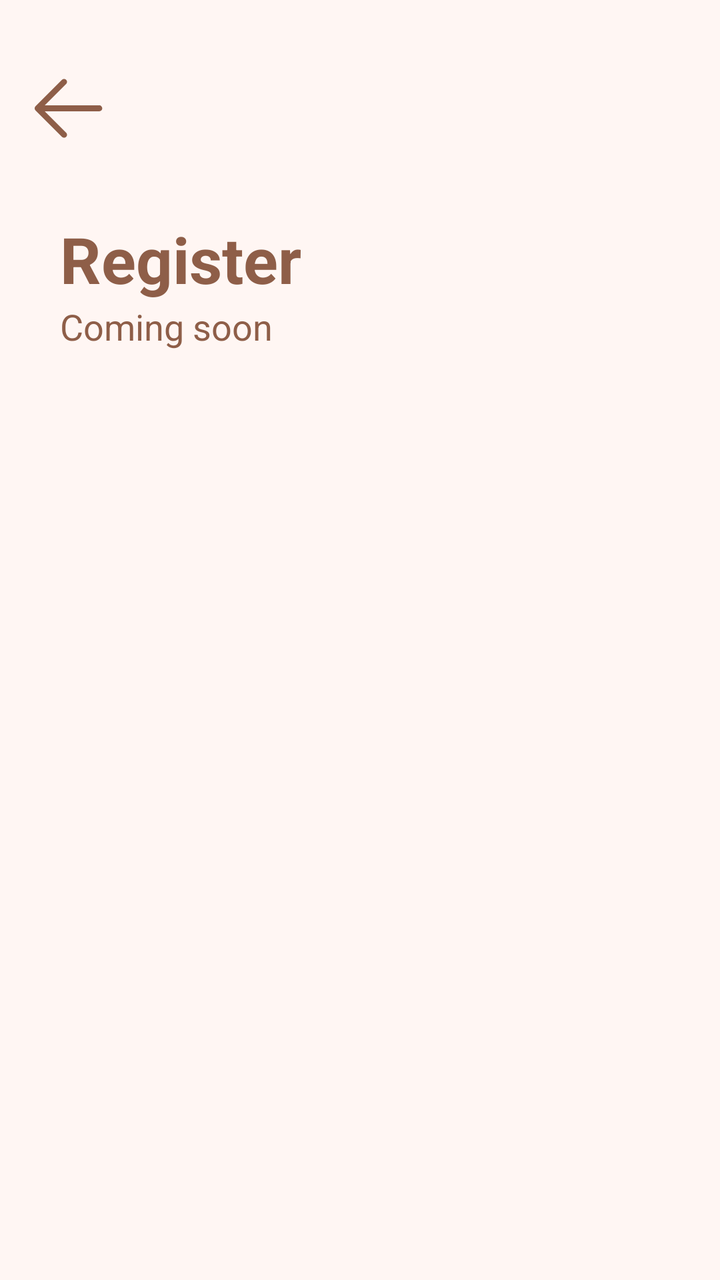
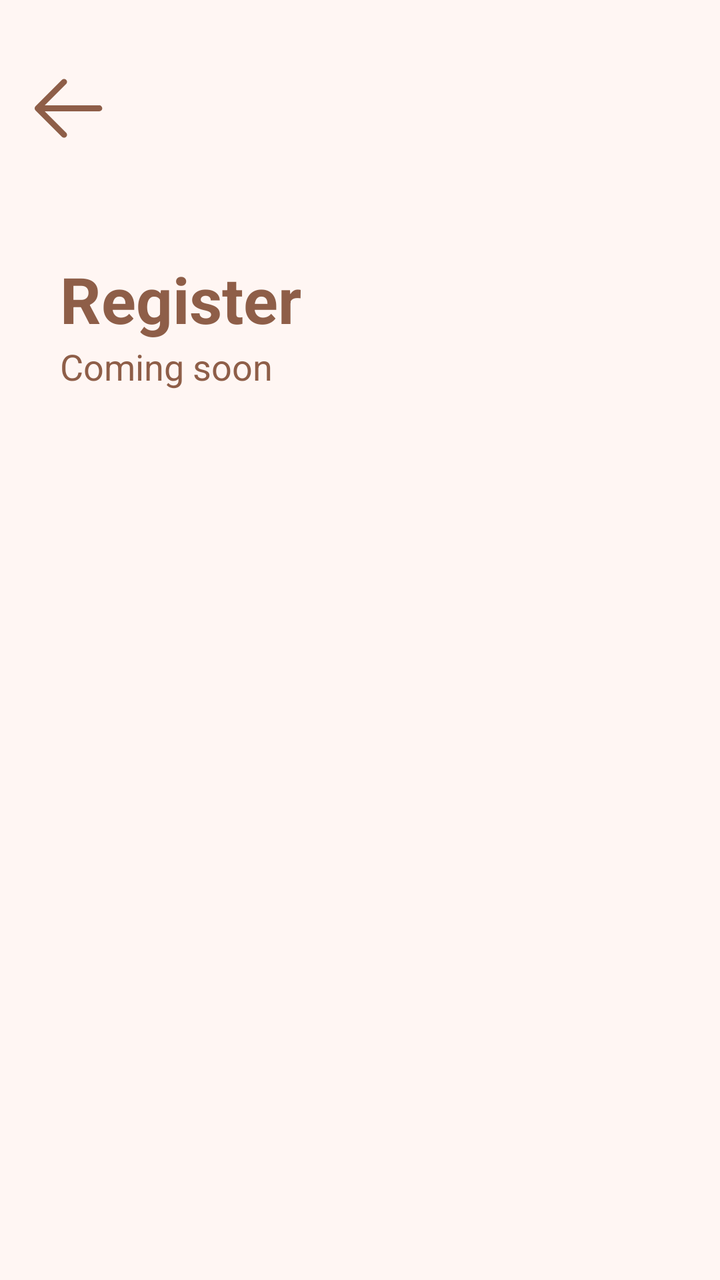

Before-and-after screenshots of an Android layout around one commit, followed by the original layout XML and the change that was made.
<!-- AndroidManifest.xml: application theme Theme.RahmatBakery -->
<!-- res/layout/activity_register.xml -->
<?xml version="1.0" encoding="utf-8"?>
<LinearLayout xmlns:android="http://schemas.android.com/apk/res/android"
    xmlns:app="http://schemas.android.com/apk/res-auto"
    xmlns:tools="http://schemas.android.com/tools"
    android:id="@+id/main"
    android:layout_width="match_parent"
    android:layout_height="match_parent"
    tools:context=".RegisterActivity"
    android:orientation="vertical"
    android:background="@color/background"
    android:paddingTop="30dp"
    >

    <ImageButton
        android:id="@+id/back"
        android:layout_width="wrap_content"
        android:layout_height="48dp"
        android:contentDescription="TODO"
        android:src="@drawable/back"
        android:paddingHorizontal="10dp"
        android:background="@android:color/transparent"
        />


    <TextView
        android:layout_width="wrap_content"
        android:layout_height="wrap_content"
        android:textColor="@color/primary"
        android:text="Register"
        android:textStyle="bold"
        android:paddingHorizontal="30dp"
        android:textSize="32sp"
        android:layout_marginTop="30dp"
        />
    <TextView
        android:layout_width="wrap_content"
        android:layout_height="wrap_content"
        android:textColor="@color/primary"
        android:text="@string/deskRegis"
        android:textSize="18sp"
        android:layout_marginBottom="25dp"
        android:paddingHorizontal="30dp"
        />
    



    <androidx.cardview.widget.CardView
        android:id="@+id/cardRegis"
        android:layout_width="match_parent"
        android:layout_height="match_parent"
        android:layout_marginTop="50dp"
        android:backgroundTint="@android:color/transparent"
        app:cardElevation="8dp"
        android:translationY="200dp"
        android:alpha="0"
        >


    <LinearLayout
        android:background="@drawable/card_login_reg"
        android:gravity="center"
        android:layout_width="match_parent"
        android:layout_height="match_parent"
        android:orientation="vertical"
        android:paddingHorizontal="30dp">

        <EditText
            android:layout_width="match_parent"
            android:layout_height="wrap_content"
            android:hint="Masukkan Email"
            android:textColor="@color/primary"
            android:background="@drawable/input_rounded"
            android:textColorHint="@color/primary"
            />
        <EditText
            android:textColorHint="@color/primary"
            android:layout_marginTop="10dp"
            android:layout_width="match_parent"
            android:layout_height="wrap_content"
            android:hint="Masukkan Password"
            android:textColor="@color/primary"
            android:background="@drawable/input_rounded"
            />
        <Button
            android:layout_marginTop="30dp"
            android:layout_width="match_parent"
            android:layout_height="wrap_content"
            android:textColor="@color/background"
            android:text="Register"
            android:textSize="18sp"
            />
        <TextView
            android:id="@+id/keLogin"
            android:layout_marginTop="5sp"
            android:layout_width="match_parent"
            android:layout_height="wrap_content"
            android:textColor="@color/primary"
            android:text="Sudah punya akun? Login"
            android:textAlignment="center"/>

    </LinearLayout>
    </androidx.cardview.widget.CardView>

    
</LinearLayout>
<!-- resources referenced by this layout -->
<resources>
  <color name="background">#FFF6F3</color>
  <color name="primary">#8E5E48</color>
  <!-- drawable back (drawable) -->
  <vector xmlns:android="http://schemas.android.com/apk/res/android"
      android:width="47dp"
      android:height="47dp"
      android:viewportWidth="47"
      android:viewportHeight="47">
    <path
        android:pathData="M10.281,22.031H39.656C40.046,22.031 40.419,22.186 40.695,22.461C40.97,22.737 41.125,23.111 41.125,23.5C41.125,23.889 40.97,24.263 40.695,24.539C40.419,24.814 40.046,24.969 39.656,24.969H10.281C9.892,24.969 9.518,24.814 9.243,24.539C8.967,24.263 8.813,23.889 8.813,23.5C8.813,23.111 8.967,22.737 9.243,22.461C9.518,22.186 9.892,22.031 10.281,22.031Z"
        android:fillColor="@color/primary"/>
    <path
        android:pathData="M10.889,23.5L23.071,35.679C23.347,35.955 23.502,36.329 23.502,36.719C23.502,37.109 23.347,37.483 23.071,37.758C22.795,38.034 22.421,38.189 22.031,38.189C21.641,38.189 21.267,38.034 20.991,37.758L7.773,24.54C7.636,24.403 7.527,24.241 7.453,24.063C7.379,23.884 7.341,23.693 7.341,23.5C7.341,23.307 7.379,23.115 7.453,22.937C7.527,22.758 7.636,22.597 7.773,22.46L20.991,9.241C21.267,8.965 21.641,8.811 22.031,8.811C22.421,8.811 22.795,8.965 23.071,9.241C23.347,9.517 23.502,9.891 23.502,10.281C23.502,10.671 23.347,11.045 23.071,11.321L10.889,23.5Z"
        android:fillColor="@color/primary"/>
  </vector>
  <!-- drawable card_login_reg (drawable) -->
  <?xml version="1.0" encoding="utf-8"?>
  <shape xmlns:android="http://schemas.android.com/apk/res/android">
      <solid android:color="@color/card_light_bg" />
  
      <padding android:left="10dp" android:top="10dp" android:right="10dp" android:bottom="10dp" />
      <corners android:topLeftRadius="40dp" android:topRightRadius="40dp"
          android:bottomLeftRadius="0.1dp" android:bottomRightRadius="0.1dp"/>
  </shape>
  <!-- drawable input_rounded (drawable) -->
  <?xml version="1.0" encoding="UTF-8"?>
  <shape xmlns:android="http://schemas.android.com/apk/res/android">
      <solid android:color="@color/white"/>
      <corners android:radius="20dp" />
      <padding android:left="20dp" android:top="10dp"
          android:right="20dp" android:bottom="10dp" />
      <stroke android:color="@color/primary" android:width="2dp" />
  </shape>
  <string name="deskRegis">Coming soon</string>
  <style name="Theme.RahmatBakery" parent="Base.Theme.RahmatBakery" />
  <color name="card_light_bg">#FFFFFF</color>
  <color name="white">#FFFFFFFF</color>
  <style name="Base.Theme.RahmatBakery" parent="Theme.Material3.DayNight.NoActionBar">
          
           <item name="colorPrimary">@color/primary</item>
          <item name="colorOnPrimary">@color/background</item>
          <item name="colorSecondary">@color/primary</item>
          <item name="colorOnSecondary">@color/background</item>
  
      </style>
</resources>

<!-- the commit's change to res/layout/activity_register.xml (unified diff, before → after) -->
@@ -30,7 +30,7 @@
         android:textStyle="bold"
         android:paddingHorizontal="30dp"
         android:textSize="32sp"
-        android:layout_marginTop="30dp"
+        android:layout_marginTop="50dp"
         />
     <TextView
         android:layout_width="wrap_content"
@@ -49,9 +49,9 @@
         android:id="@+id/cardRegis"
         android:layout_width="match_parent"
         android:layout_height="match_parent"
-        android:layout_marginTop="50dp"
+        android:layout_marginTop="100dp"
         android:backgroundTint="@android:color/transparent"
-        app:cardElevation="8dp"
+        app:cardElevation="0dp"
         android:translationY="200dp"
         android:alpha="0"
         >
@@ -63,7 +63,8 @@
         android:layout_width="match_parent"
         android:layout_height="match_parent"
         android:orientation="vertical"
-        android:paddingHorizontal="30dp">
+        android:paddingHorizontal="30dp"
+        >
 
         <EditText
             android:layout_width="match_parent"
<!-- resource entries referenced after the edit -->
@@ -18,7 +18,7 @@
   <!-- drawable card_login_reg (drawable) -->
   <?xml version="1.0" encoding="utf-8"?>
   <shape xmlns:android="http://schemas.android.com/apk/res/android">
-      <solid android:color="@color/card_light_bg" />
+      <solid android:color="@color/white" />
   
       <padding android:left="10dp" android:top="10dp" android:right="10dp" android:bottom="10dp" />
       <corners android:topLeftRadius="40dp" android:topRightRadius="40dp"
@@ -35,7 +35,6 @@
   </shape>
   <string name="deskRegis">Coming soon</string>
   <style name="Theme.RahmatBakery" parent="Base.Theme.RahmatBakery" />
-  <color name="card_light_bg">#FFFFFF</color>
   <color name="white">#FFFFFFFF</color>
   <style name="Base.Theme.RahmatBakery" parent="Theme.Material3.DayNight.NoActionBar">
           
